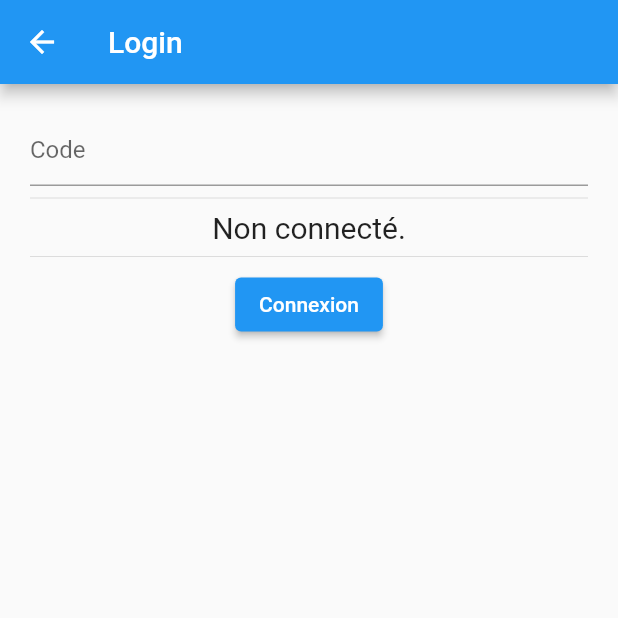
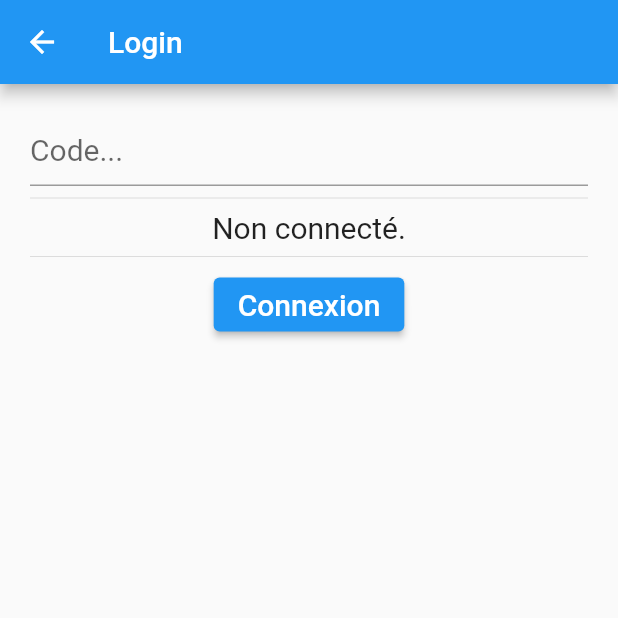
Before and after one commit to RemiKoutcherawy/doleances, a Flutter app: the screen it shows after launch, after a tap on "Connexion", on a phone screen of 412 x 824 dp, the top half of it. Run offline on Flutter 3.47's test engine with Material 2 defaults, Android fonts, the phone set to English and light mode, and no system bars; our stand-ins replace cloud_firestore, firebase_auth, firebase_core; missing offline and left inert: cloud_firestore_web, firebase_auth_web, firebase_core_web, shared_preferences_web; accounts and stored records are empty.

Commit message:
Set text style to fontSize:20.

```diff
--- a/lib/APropos.dart
+++ b/lib/APropos.dart
@@ -9,6 +9,7 @@ Seule la gestionnaire peut enregistrer comme prioritaire, terminé, ou supprimer
 Dans la liste les doléances sont en blanc, en orange si prioritaire, en vert si traité.
 RGPD : aucune information personnelle n'est collectée, le code a pour seule finalité de minimiser le spam.
 ''';
+  // Style
   static const TextStyle style = TextStyle(fontSize: 20,);
 
   // Widget
--- a/lib/Adding.dart
+++ b/lib/Adding.dart
@@ -19,11 +19,10 @@ class _AddingState extends State<Adding> {
   String? _whatValue;
   // Report message
   String _message = '';
-
+  // Style
+  static const TextStyle style = TextStyle(fontSize: 20,);
   // Controller for Comment TextFormField
   TextEditingController _controllerComment = TextEditingController();
-
-  static const TextStyle style = TextStyle(fontSize: 20,);
 
   @override
   void initState() {
@@ -54,7 +53,7 @@ class _AddingState extends State<Adding> {
           listWhat.map<DropdownMenuItem<String>>((String value) {
         return DropdownMenuItem<String>(
           value: value,
-          child: Text(value),
+          child: Text(value, style:style),
         );
       }).toList();
       _whatList = listWhatDropDown;
@@ -65,7 +64,7 @@ class _AddingState extends State<Adding> {
           listWhere.map<DropdownMenuItem<String>>((String value) {
         return DropdownMenuItem<String>(
           value: value,
-          child: Text(value),
+          child: Text(value, style:style),
         );
       }).toList();
       _whereList = listWhereDropDown;
@@ -118,7 +117,7 @@ class _AddingState extends State<Adding> {
         context: context,
         builder: (BuildContext context) {
           return AlertDialog(
-            content: Text('$msg'),
+            content: Text('$msg', style:style),
           );
         });
   }
@@ -128,7 +127,7 @@ class _AddingState extends State<Adding> {
   Widget build(BuildContext context) {
     return Scaffold(
       appBar: AppBar(
-        title: const Text('Doléances'),
+        title: const Text('Doléances', style:style),
       ),
       drawer: Drawer(
         child: Column(
@@ -142,32 +141,32 @@ class _AddingState extends State<Adding> {
             ),
             Padding(padding: EdgeInsets.only(bottom: 20)),
             ListTile(
-              title: Text('Liste', style: style,),
+              title: Text('Liste', style:style,),
               onTap: () {
                 Navigator.pushNamed(context, '/listing');
               },
             ),
             ListTile(
-              title: Text('Ajout', style: style,),
+              title: Text('Ajout', style:style,),
               onTap: () {
                 Navigator.pushNamed(context, '/adding');
               },
             ),
             ListTile(
-              title: Text('Configuration', style: style,),
+              title: Text('Configuration', style:style,),
               onTap: () {
                 Navigator.pushNamed(context, '/configuration');
               },
             ),
             ListTile(
-              title: Text('Connexion / Déconnexion', style: style,),
+              title: Text('Connexion / Déconnexion', style:style,),
               onTap: () {
                 Navigator.pushNamed(context, '/login');
               },
             ),
             Divider(),
             ListTile(
-              title: Text('A propos', style: style,),
+              title: Text('A propos', style:style,),
               onTap: () {
                 Navigator.pushNamed(context, '/apropos');
               },
@@ -178,7 +177,7 @@ class _AddingState extends State<Adding> {
       body: SingleChildScrollView(
         padding: const EdgeInsets.all(20),
         child: Column(mainAxisAlignment: MainAxisAlignment.start, children: [
-          Text("Quel est le problème ?"),
+          Text("Quel est le problème ?", style:style),
           DropdownButton<String>(
             isExpanded: true,
             items: _whatList,
@@ -190,7 +189,7 @@ class _AddingState extends State<Adding> {
             },
           ),
           Padding(padding: EdgeInsets.only(bottom: 20)),
-          Text('Où se situe le problème ?'),
+          Text('Où se situe le problème ?', style:style),
           DropdownButton<String>(
             isExpanded: true,
             itemHeight: 50,
@@ -203,7 +202,7 @@ class _AddingState extends State<Adding> {
             },
           ),
           Padding(padding: EdgeInsets.only(bottom: 20)),
-          Text('Commentaire éventuel ?'),
+          Text('Commentaire éventuel ?', style:style),
           TextFormField(
             maxLines: 3,
             keyboardType: TextInputType.multiline,
@@ -213,7 +212,7 @@ class _AddingState extends State<Adding> {
             mainAxisAlignment: MainAxisAlignment.center,
             children: [
               ElevatedButton(
-                child: Text('Ajouter'),
+                child: Text('Ajouter', style:style),
                 onPressed: () {
                   _addTask();
                   //Navigator.pushNamed(context, '/listing');
@@ -221,12 +220,7 @@ class _AddingState extends State<Adding> {
               ),
             ],
           ),
-          Text(
-            _message,
-            style: TextStyle(
-              fontSize: 20,
-            ),
-          ),
+          Text(_message, style:style,),
         ]),
       ),
     );
--- a/lib/Login.dart
+++ b/lib/Login.dart
@@ -25,6 +25,8 @@ class _LoginState extends State<Login> {
   String _message = '';
   bool _connected = false;
   final TextEditingController _code = TextEditingController();
+  // Style
+  static const TextStyle style = TextStyle(fontSize: 20,);
 
   @override
   void initState() {
@@ -37,13 +39,13 @@ class _LoginState extends State<Login> {
       context: context,
       builder: (context) {
         return AlertDialog(
-          title: Text(title),
+          title: Text(title,style:style),
           content: Text(
-            (e != null) ? '${(e as dynamic).message}' : 'Entrez le code...',
+            (e != null) ? '${(e as dynamic).message}' : 'Entrez le code...',style:style,
           ),
           actions: <Widget>[
             OutlinedButton(
-              child: Text('OK'),
+              child: Text('OK',style:style),
               onPressed: () {
                 Navigator.of(context).pop();
               },
@@ -119,7 +121,7 @@ class _LoginState extends State<Login> {
   Widget build(BuildContext context) {
     return Scaffold(
       appBar: AppBar(
-        title: Text(widget.title?? 'Login'),
+        title: Text(widget.title?? 'Login',style:style),
       ),
       body: Container(
         padding: const EdgeInsets.all(20),
@@ -131,26 +133,22 @@ class _LoginState extends State<Login> {
               TextFormField(
                 controller: _code,
                 keyboardType: TextInputType.visiblePassword,
-                decoration: InputDecoration(hintText: 'Code'),
+                decoration: InputDecoration(hintText: 'Code...',),
+                  style:style,
               ),
               Divider(),
               Center(
-                child: Text(
-                  _message,
-                  style: TextStyle(
-                    fontSize: 20,
-                  ),
-                ),
+                child: Text(_message,style:style,),
               ),
               Divider(),
               _connected ?
               ElevatedButton(
-                child: Text('Déconnexion'),
+                child: Text('Déconnexion',style:style),
                 onPressed: () {
                   _signOut();
                 },
               ) : ElevatedButton(
-                child: Text('Connexion'),
+                child: Text('Connexion',style:style),
                 onPressed: () {
                   if (_code.text.isEmpty) {
                     _showErrorDialog(context, 'Le code est nécessaire', null);
--- a/lib/PaginatedDataTable.dart
+++ b/lib/PaginatedDataTable.dart
@@ -30,7 +30,6 @@ class _ListScreenState extends State<ListScreen> {
   DataTableSource _data = MyData();
 
   Future<void> _setPriority(int index) async {
-    print( '_setPriority' );
     int priority = await showDialog(
         context: context,
         barrierDismissible: false, // user must tap button!
```
Also changed, not shown: lib/Config.dart (+13 -12 lines), lib/Listing.dart (+39 -24 lines).
